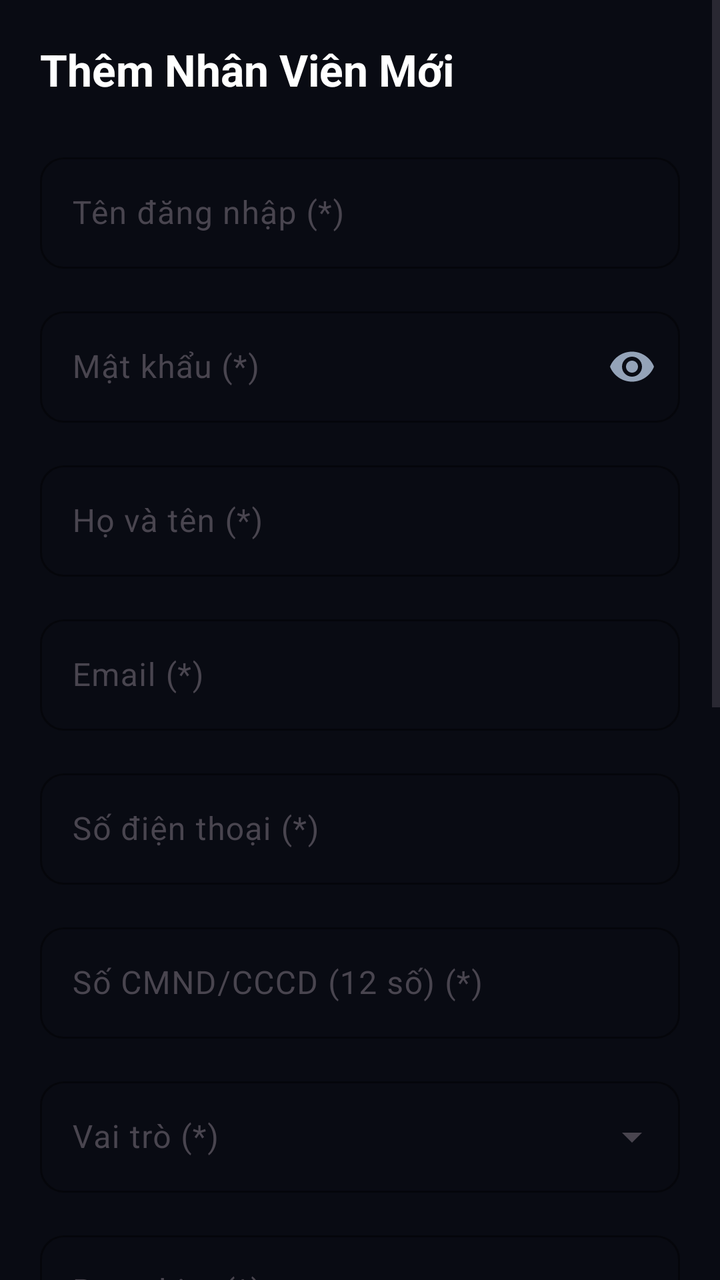
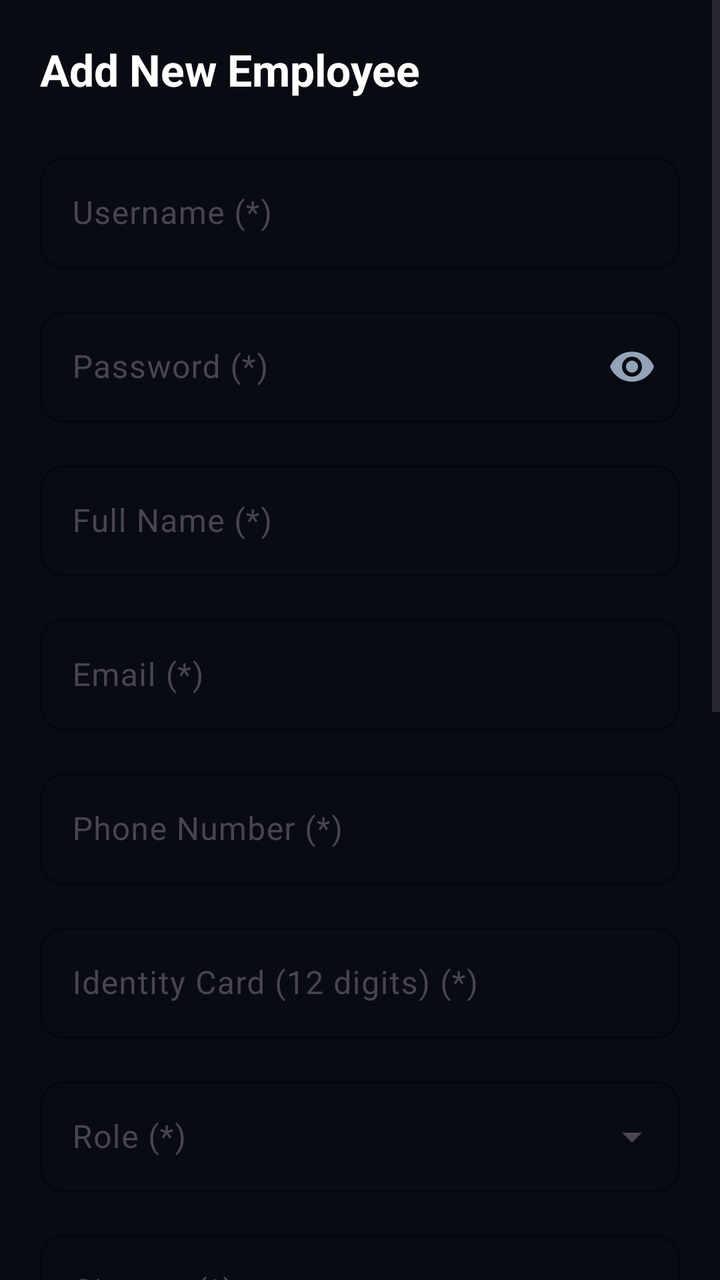

Compare the two renders of this Android layout. The source of the first and the diff that turns it into the second are given below.
<!-- AndroidManifest.xml: activity theme Theme.Moviebookingapp -->
<!-- res/layout/activity_admin_staff.xml -->
<?xml version="1.0" encoding="utf-8"?>
<ScrollView xmlns:android="http://schemas.android.com/apk/res/android"
    xmlns:app="http://schemas.android.com/apk/res-auto"
    android:layout_width="match_parent"
    android:layout_height="match_parent"
    android:background="@color/admin_bg"
    android:fillViewport="true">

    <LinearLayout
        android:layout_width="match_parent"
        android:layout_height="wrap_content"
        android:orientation="vertical"
        android:padding="20dp">

        <TextView
            android:id="@+id/tvFormTitle"
            android:layout_width="wrap_content"
            android:layout_height="wrap_content"
            android:text="Thêm Nhân Viên Mới"
            android:textColor="@color/white"
            android:textSize="22sp"
            android:textStyle="bold"
            android:layout_marginBottom="24dp" />

        
        <com.google.android.material.textfield.TextInputLayout
            android:id="@+id/layoutUsername"
            style="@style/Widget.Material3.TextInputLayout.OutlinedBox"
            android:layout_width="match_parent"
            android:layout_height="wrap_content"
            android:layout_marginBottom="16dp"
            android:hint="Tên đăng nhập (*)"
            app:boxStrokeColor="@color/yellow"
            app:boxCornerRadiusTopStart="12dp"
            app:boxCornerRadiusTopEnd="12dp"
            app:boxCornerRadiusBottomStart="12dp"
            app:boxCornerRadiusBottomEnd="12dp"
            app:hintTextColor="@color/admin_text_secondary">

            <com.google.android.material.textfield.TextInputEditText
                android:id="@+id/edtUsername"
                android:layout_width="match_parent"
                android:layout_height="wrap_content"
                android:textColor="@color/white"
                android:inputType="text" />
        </com.google.android.material.textfield.TextInputLayout>

        
        <com.google.android.material.textfield.TextInputLayout
            android:id="@+id/layoutPassword"
            style="@style/Widget.Material3.TextInputLayout.OutlinedBox"
            android:layout_width="match_parent"
            android:layout_height="wrap_content"
            android:layout_marginBottom="16dp"
            android:hint="Mật khẩu (*)"
            app:boxStrokeColor="@color/yellow"
            app:boxCornerRadiusTopStart="12dp"
            app:boxCornerRadiusTopEnd="12dp"
            app:boxCornerRadiusBottomStart="12dp"
            app:boxCornerRadiusBottomEnd="12dp"
            app:hintTextColor="@color/admin_text_secondary"
            app:passwordToggleEnabled="true"
            app:passwordToggleTint="@color/admin_text_secondary">

            <com.google.android.material.textfield.TextInputEditText
                android:id="@+id/edtPassword"
                android:layout_width="match_parent"
                android:layout_height="wrap_content"
                android:textColor="@color/white"
                android:inputType="textPassword" />
        </com.google.android.material.textfield.TextInputLayout>

        
        <com.google.android.material.textfield.TextInputLayout
            android:id="@+id/layoutFullName"
            style="@style/Widget.Material3.TextInputLayout.OutlinedBox"
            android:layout_width="match_parent"
            android:layout_height="wrap_content"
            android:layout_marginBottom="16dp"
            android:hint="Họ và tên (*)"
            app:boxStrokeColor="@color/yellow"
            app:boxCornerRadiusTopStart="12dp"
            app:boxCornerRadiusTopEnd="12dp"
            app:boxCornerRadiusBottomStart="12dp"
            app:boxCornerRadiusBottomEnd="12dp"
            app:hintTextColor="@color/admin_text_secondary">

            <com.google.android.material.textfield.TextInputEditText
                android:id="@+id/edtFullName"
                android:layout_width="match_parent"
                android:layout_height="wrap_content"
                android:textColor="@color/white"
                android:inputType="textPersonName" />
        </com.google.android.material.textfield.TextInputLayout>

        
        <com.google.android.material.textfield.TextInputLayout
            android:id="@+id/layoutEmail"
            style="@style/Widget.Material3.TextInputLayout.OutlinedBox"
            android:layout_width="match_parent"
            android:layout_height="wrap_content"
            android:layout_marginBottom="16dp"
            android:hint="Email (*)"
            app:boxStrokeColor="@color/yellow"
            app:boxCornerRadiusTopStart="12dp"
            app:boxCornerRadiusTopEnd="12dp"
            app:boxCornerRadiusBottomStart="12dp"
            app:boxCornerRadiusBottomEnd="12dp"
            app:hintTextColor="@color/admin_text_secondary">

            <com.google.android.material.textfield.TextInputEditText
                android:id="@+id/edtEmail"
                android:layout_width="match_parent"
                android:layout_height="wrap_content"
                android:textColor="@color/white"
                android:inputType="textEmailAddress" />
        </com.google.android.material.textfield.TextInputLayout>

        
        <com.google.android.material.textfield.TextInputLayout
            android:id="@+id/layoutPhone"
            style="@style/Widget.Material3.TextInputLayout.OutlinedBox"
            android:layout_width="match_parent"
            android:layout_height="wrap_content"
            android:layout_marginBottom="16dp"
            android:hint="Số điện thoại (*)"
            app:boxStrokeColor="@color/yellow"
            app:boxCornerRadiusTopStart="12dp"
            app:boxCornerRadiusTopEnd="12dp"
            app:boxCornerRadiusBottomStart="12dp"
            app:boxCornerRadiusBottomEnd="12dp"
            app:hintTextColor="@color/admin_text_secondary">

            <com.google.android.material.textfield.TextInputEditText
                android:id="@+id/edtPhone"
                android:layout_width="match_parent"
                android:layout_height="wrap_content"
                android:textColor="@color/white"
                android:inputType="phone" />
        </com.google.android.material.textfield.TextInputLayout>

        
        <com.google.android.material.textfield.TextInputLayout
            android:id="@+id/layoutIdentityCard"
            style="@style/Widget.Material3.TextInputLayout.OutlinedBox"
            android:layout_width="match_parent"
            android:layout_height="wrap_content"
            android:layout_marginBottom="16dp"
            android:hint="Số CMND/CCCD (12 số) (*)"
            app:boxStrokeColor="@color/yellow"
            app:boxCornerRadiusTopStart="12dp"
            app:boxCornerRadiusTopEnd="12dp"
            app:boxCornerRadiusBottomStart="12dp"
            app:boxCornerRadiusBottomEnd="12dp"
            app:hintTextColor="@color/admin_text_secondary">

            <com.google.android.material.textfield.TextInputEditText
                android:id="@+id/edtIdentityCard"
                android:layout_width="match_parent"
                android:layout_height="wrap_content"
                android:textColor="@color/white"
                android:inputType="number" />
        </com.google.android.material.textfield.TextInputLayout>

        
        <com.google.android.material.textfield.TextInputLayout
            android:id="@+id/layoutRole"
            style="@style/Widget.Material3.TextInputLayout.OutlinedBox.ExposedDropdownMenu"
            android:layout_width="match_parent"
            android:layout_height="wrap_content"
            android:layout_marginBottom="16dp"
            android:hint="Vai trò (*)"
            app:boxStrokeColor="@color/yellow"
            app:boxCornerRadiusTopStart="12dp"
            app:boxCornerRadiusTopEnd="12dp"
            app:boxCornerRadiusBottomStart="12dp"
            app:boxCornerRadiusBottomEnd="12dp"
            app:hintTextColor="@color/admin_text_secondary">

            <AutoCompleteTextView
                android:id="@+id/actvRole"
                android:layout_width="match_parent"
                android:layout_height="wrap_content"
                android:textColor="@color/white"
                android:inputType="none" />
        </com.google.android.material.textfield.TextInputLayout>

        
        <com.google.android.material.textfield.TextInputLayout
            android:id="@+id/layoutCinema"
            style="@style/Widget.Material3.TextInputLayout.OutlinedBox.ExposedDropdownMenu"
            android:layout_width="match_parent"
            android:layout_height="wrap_content"
            android:layout_marginBottom="16dp"
            android:hint="Rạp phim (*)"
            app:boxStrokeColor="@color/yellow"
            app:boxCornerRadiusTopStart="12dp"
            app:boxCornerRadiusTopEnd="12dp"
            app:boxCornerRadiusBottomStart="12dp"
            app:boxCornerRadiusBottomEnd="12dp"
            app:hintTextColor="@color/admin_text_secondary">

            <AutoCompleteTextView
                android:id="@+id/actvCinema"
                android:layout_width="match_parent"
                android:layout_height="wrap_content"
                android:textColor="@color/white"
                android:inputType="none" />
        </com.google.android.material.textfield.TextInputLayout>

        
        <com.google.android.material.textfield.TextInputLayout
            android:id="@+id/layoutPosition"
            style="@style/Widget.Material3.TextInputLayout.OutlinedBox"
            android:layout_width="match_parent"
            android:layout_height="wrap_content"
            android:layout_marginBottom="16dp"
            android:hint="Chức vụ (*)"
            app:boxStrokeColor="@color/yellow"
            app:boxCornerRadiusTopStart="12dp"
            app:boxCornerRadiusTopEnd="12dp"
            app:boxCornerRadiusBottomStart="12dp"
            app:boxCornerRadiusBottomEnd="12dp"
            app:hintTextColor="@color/admin_text_secondary">

            <com.google.android.material.textfield.TextInputEditText
                android:id="@+id/edtPosition"
                android:layout_width="match_parent"
                android:layout_height="wrap_content"
                android:textColor="@color/white"
                android:inputType="text" />
        </com.google.android.material.textfield.TextInputLayout>

        
        <com.google.android.material.textfield.TextInputLayout
            android:id="@+id/layoutSalary"
            style="@style/Widget.Material3.TextInputLayout.OutlinedBox"
            android:layout_width="match_parent"
            android:layout_height="wrap_content"
            android:layout_marginBottom="16dp"
            android:hint="Lương (*)"
            app:boxStrokeColor="@color/yellow"
            app:boxCornerRadiusTopStart="12dp"
            app:boxCornerRadiusTopEnd="12dp"
            app:boxCornerRadiusBottomStart="12dp"
            app:boxCornerRadiusBottomEnd="12dp"
            app:hintTextColor="@color/admin_text_secondary">

            <com.google.android.material.textfield.TextInputEditText
                android:id="@+id/edtSalary"
                android:layout_width="match_parent"
                android:layout_height="wrap_content"
                android:textColor="@color/white"
                android:inputType="numberDecimal" />
        </com.google.android.material.textfield.TextInputLayout>

        
        <com.google.android.material.textfield.TextInputLayout
            android:id="@+id/layoutStartDate"
            style="@style/Widget.Material3.TextInputLayout.OutlinedBox"
            android:layout_width="match_parent"
            android:layout_height="wrap_content"
            android:layout_marginBottom="16dp"
            android:hint="Ngày bắt đầu làm (*)"
            app:boxStrokeColor="@color/yellow"
            app:boxCornerRadiusTopStart="12dp"
            app:boxCornerRadiusTopEnd="12dp"
            app:boxCornerRadiusBottomStart="12dp"
            app:boxCornerRadiusBottomEnd="12dp"
            app:hintTextColor="@color/admin_text_secondary">

            <com.google.android.material.textfield.TextInputEditText
                android:id="@+id/edtStartDate"
                android:layout_width="match_parent"
                android:layout_height="wrap_content"
                android:textColor="@color/white"
                android:focusable="false"
                android:clickable="true" />
        </com.google.android.material.textfield.TextInputLayout>

        
        <com.google.android.material.textfield.TextInputLayout
            android:id="@+id/layoutAddress"
            style="@style/Widget.Material3.TextInputLayout.OutlinedBox"
            android:layout_width="match_parent"
            android:layout_height="wrap_content"
            android:layout_marginBottom="24dp"
            android:hint="Địa chỉ"
            app:boxStrokeColor="@color/yellow"
            app:boxCornerRadiusTopStart="12dp"
            app:boxCornerRadiusTopEnd="12dp"
            app:boxCornerRadiusBottomStart="12dp"
            app:boxCornerRadiusBottomEnd="12dp"
            app:hintTextColor="@color/admin_text_secondary">

            <com.google.android.material.textfield.TextInputEditText
                android:id="@+id/edtAddress"
                android:layout_width="match_parent"
                android:layout_height="wrap_content"
                android:textColor="@color/white"
                android:inputType="text" />
        </com.google.android.material.textfield.TextInputLayout>

        
        <com.google.android.material.textfield.TextInputLayout
            android:id="@+id/layoutStatus"
            style="@style/Widget.Material3.TextInputLayout.OutlinedBox.ExposedDropdownMenu"
            android:layout_width="match_parent"
            android:layout_height="wrap_content"
            android:layout_marginBottom="24dp"
            android:hint="Trạng thái (*)"
            app:boxStrokeColor="@color/yellow"
            app:boxCornerRadiusTopStart="12dp"
            app:boxCornerRadiusTopEnd="12dp"
            app:boxCornerRadiusBottomStart="12dp"
            app:boxCornerRadiusBottomEnd="12dp"
            app:hintTextColor="@color/admin_text_secondary">

            <AutoCompleteTextView
                android:id="@+id/actvStatus"
                android:layout_width="match_parent"
                android:layout_height="wrap_content"
                android:textColor="@color/white"
                android:inputType="none" />
        </com.google.android.material.textfield.TextInputLayout>

        
        <LinearLayout
            android:layout_width="match_parent"
            android:layout_height="wrap_content"
            android:orientation="horizontal"
            android:gravity="end">

            <com.google.android.material.button.MaterialButton
                android:id="@+id/btnCancel"
                style="@style/Widget.Material3.Button.OutlinedButton"
                android:layout_width="wrap_content"
                android:layout_height="wrap_content"
                android:layout_marginEnd="12dp"
                android:text="Hủy"
                android:textColor="@color/white"
                app:strokeColor="@color/admin_text_secondary"
                app:cornerRadius="8dp" />

            <com.google.android.material.button.MaterialButton
                android:id="@+id/btnSave"
                android:layout_width="wrap_content"
                android:layout_height="wrap_content"
                android:text="Lưu"
                android:textColor="@color/black"
                app:backgroundTint="@color/yellow"
                app:cornerRadius="8dp" />
        </LinearLayout>

    </LinearLayout>
</ScrollView>
<!-- resources referenced by this layout -->
<resources>
  <color name="admin_bg">#090B13</color>
  <color name="admin_text_secondary">#94A3B8</color>
  <color name="black">#FF000000</color>
  <color name="white">#FFFFFFFF</color>
  <color name="yellow">#FFC107</color>
  <style name="Theme.Moviebookingapp" parent="Base.Theme.Moviebookingapp" />
  <style name="Base.Theme.Moviebookingapp" parent="Theme.Material3.DayNight.NoActionBar">
          <item name="colorPrimary">@color/yellow</item>
          <item name="android:windowBackground">@color/background_black</item>
          <item name="android:statusBarColor">@color/background_black</item>
      </style>
  <color name="background_black">#FF000000</color>
</resources>

<!-- the commit's change to res/layout/activity_admin_staff.xml (unified diff, before → after) -->
@@ -16,7 +16,7 @@
             android:id="@+id/tvFormTitle"
             android:layout_width="wrap_content"
             android:layout_height="wrap_content"
-            android:text="Thêm Nhân Viên Mới"
+            android:text="Add New Employee"
             android:textColor="@color/white"
             android:textSize="22sp"
             android:textStyle="bold"
@@ -29,7 +29,7 @@
             android:layout_width="match_parent"
             android:layout_height="wrap_content"
             android:layout_marginBottom="16dp"
-            android:hint="Tên đăng nhập (*)"
+            android:hint="Username (*)"
             app:boxStrokeColor="@color/yellow"
             app:boxCornerRadiusTopStart="12dp"
             app:boxCornerRadiusTopEnd="12dp"
@@ -52,7 +52,7 @@
             android:layout_width="match_parent"
             android:layout_height="wrap_content"
             android:layout_marginBottom="16dp"
-            android:hint="Mật khẩu (*)"
+            android:hint="Password (*)"
             app:boxStrokeColor="@color/yellow"
             app:boxCornerRadiusTopStart="12dp"
             app:boxCornerRadiusTopEnd="12dp"
@@ -77,7 +77,7 @@
             android:layout_width="match_parent"
             android:layout_height="wrap_content"
             android:layout_marginBottom="16dp"
-            android:hint="Họ và tên (*)"
+            android:hint="Full Name (*)"
             app:boxStrokeColor="@color/yellow"
             app:boxCornerRadiusTopStart="12dp"
             app:boxCornerRadiusTopEnd="12dp"
@@ -123,7 +123,7 @@
             android:layout_width="match_parent"
             android:layout_height="wrap_content"
             android:layout_marginBottom="16dp"
-            android:hint="Số điện thoại (*)"
+            android:hint="Phone Number (*)"
             app:boxStrokeColor="@color/yellow"
             app:boxCornerRadiusTopStart="12dp"
             app:boxCornerRadiusTopEnd="12dp"
@@ -146,7 +146,7 @@
             android:layout_width="match_parent"
             android:layout_height="wrap_content"
             android:layout_marginBottom="16dp"
-            android:hint="Số CMND/CCCD (12 số) (*)"
+            android:hint="Identity Card (12 digits) (*)"
             app:boxStrokeColor="@color/yellow"
             app:boxCornerRadiusTopStart="12dp"
             app:boxCornerRadiusTopEnd="12dp"
@@ -169,7 +169,7 @@
             android:layout_width="match_parent"
             android:layout_height="wrap_content"
             android:layout_marginBottom="16dp"
-            android:hint="Vai trò (*)"
+            android:hint="Role (*)"
             app:boxStrokeColor="@color/yellow"
             app:boxCornerRadiusTopStart="12dp"
             app:boxCornerRadiusTopEnd="12dp"
@@ -192,7 +192,7 @@
             android:layout_width="match_parent"
             android:layout_height="wrap_content"
             android:layout_marginBottom="16dp"
-            android:hint="Rạp phim (*)"
+            android:hint="Cinema (*)"
             app:boxStrokeColor="@color/yellow"
             app:boxCornerRadiusTopStart="12dp"
             app:boxCornerRadiusTopEnd="12dp"
@@ -215,7 +215,7 @@
             android:layout_width="match_parent"
             android:layout_height="wrap_content"
             android:layout_marginBottom="16dp"
-            android:hint="Chức vụ (*)"
+            android:hint="Position (*)"
             app:boxStrokeColor="@color/yellow"
             app:boxCornerRadiusTopStart="12dp"
             app:boxCornerRadiusTopEnd="12dp"
@@ -238,7 +238,7 @@
             android:layout_width="match_parent"
             android:layout_height="wrap_content"
             android:layout_marginBottom="16dp"
-            android:hint="Lương (*)"
+            android:hint="Salary (*)"
             app:boxStrokeColor="@color/yellow"
             app:boxCornerRadiusTopStart="12dp"
             app:boxCornerRadiusTopEnd="12dp"
@@ -261,7 +261,7 @@
             android:layout_width="match_parent"
             android:layout_height="wrap_content"
             android:layout_marginBottom="16dp"
-            android:hint="Ngày bắt đầu làm (*)"
+            android:hint="Start Date (*)"
             app:boxStrokeColor="@color/yellow"
             app:boxCornerRadiusTopStart="12dp"
             app:boxCornerRadiusTopEnd="12dp"
@@ -284,8 +284,8 @@
             style="@style/Widget.Material3.TextInputLayout.OutlinedBox"
             android:layout_width="match_parent"
             android:layout_height="wrap_content"
-            android:layout_marginBottom="24dp"
-            android:hint="Địa chỉ"
+            android:layout_marginBottom="16dp"
+            android:hint="Address"
             app:boxStrokeColor="@color/yellow"
             app:boxCornerRadiusTopStart="12dp"
             app:boxCornerRadiusTopEnd="12dp"
@@ -308,7 +308,7 @@
             android:layout_width="match_parent"
             android:layout_height="wrap_content"
             android:layout_marginBottom="24dp"
-            android:hint="Trạng thái (*)"
+            android:hint="Status (*)"
             app:boxStrokeColor="@color/yellow"
             app:boxCornerRadiusTopStart="12dp"
             app:boxCornerRadiusTopEnd="12dp"
@@ -337,7 +337,7 @@
                 android:layout_width="wrap_content"
                 android:layout_height="wrap_content"
                 android:layout_marginEnd="12dp"
-                android:text="Hủy"
+                android:text="Cancel"
                 android:textColor="@color/white"
                 app:strokeColor="@color/admin_text_secondary"
                 app:cornerRadius="8dp" />
@@ -346,7 +346,7 @@
                 android:id="@+id/btnSave"
                 android:layout_width="wrap_content"
                 android:layout_height="wrap_content"
-                android:text="Lưu"
+                android:text="Save"
                 android:textColor="@color/black"
                 app:backgroundTint="@color/yellow"
                 app:cornerRadius="8dp" />
